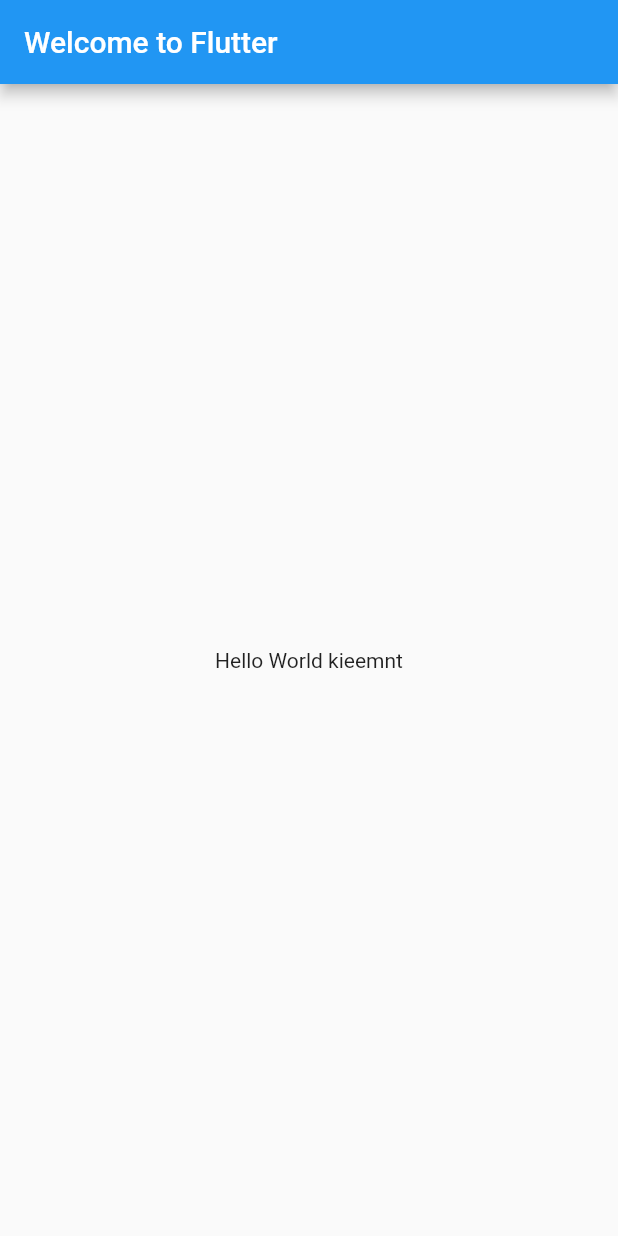
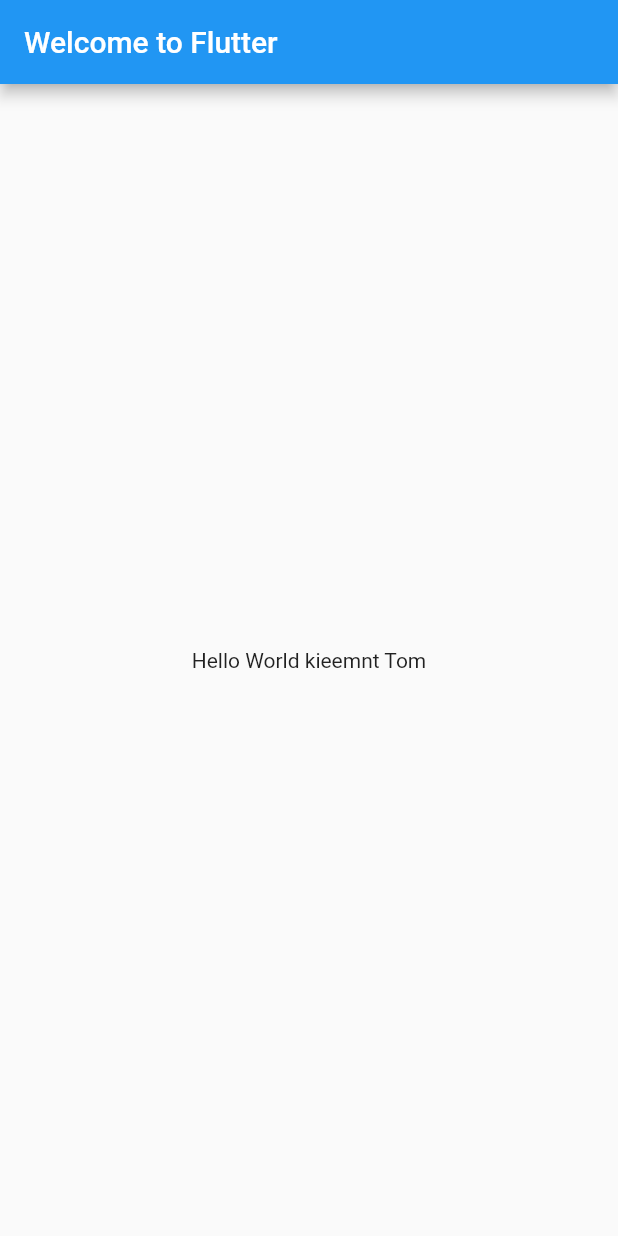
Before and after one commit to rongcatlinh/Flutter, a Flutter app: the screen it shows after launch, on a phone screen of 412 x 824 dp. Run offline on Flutter 3.47's test engine with Material 2 defaults, Android fonts, the phone set to English and light mode, and no system bars.

Commit message:
Update main.dart

```diff
--- a/lib/main.dart
+++ b/lib/main.dart
@@ -14,7 +14,7 @@ class MyApp extends StatelessWidget {
           title: const Text('Welcome to Flutter'),
         ),
         body: const Center(
-          child: Text('Hello World kieemnt'),
+          child: Text('Hello World kieemnt Tom'),
         ),
       ),
     );
```
